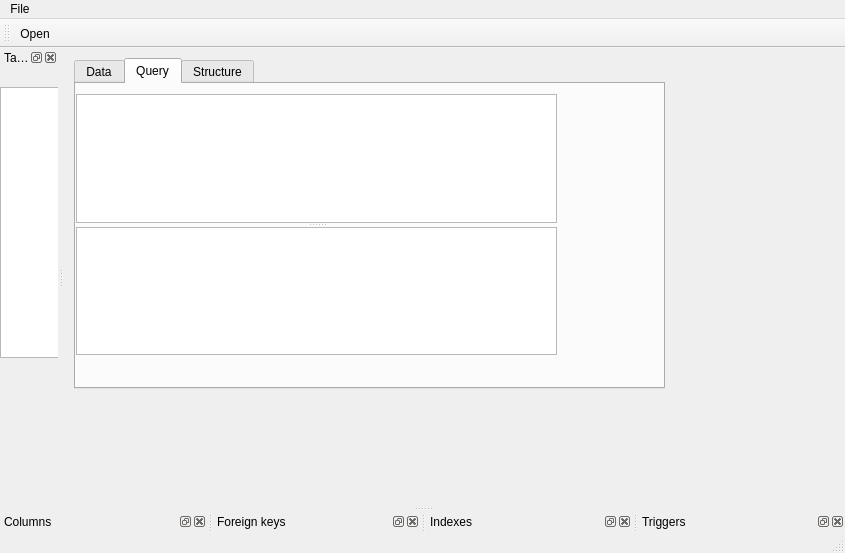
Old version of the form mainwindow.ui in the repository motoyang/SqliteViewer3.
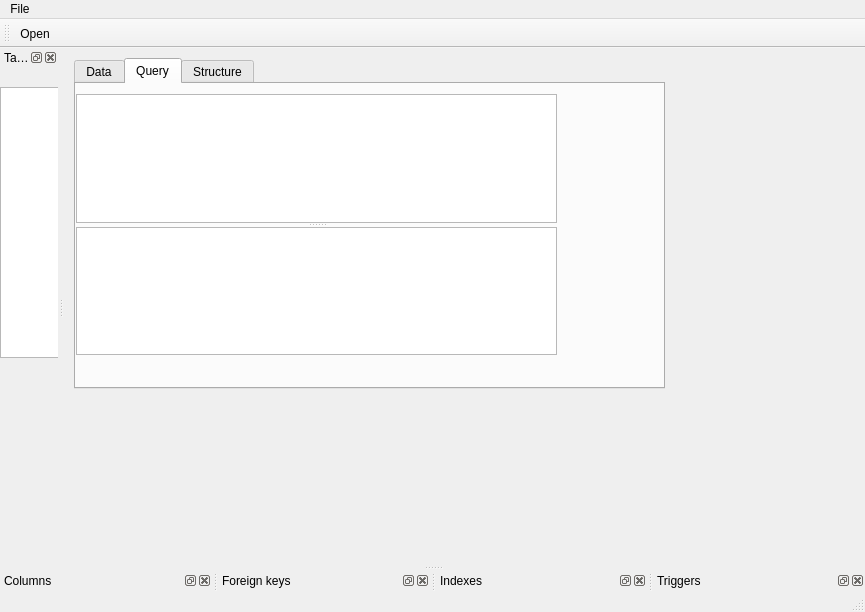
New version of the form. Icons and pictures are not drawn.

Patch:
```diff
--- a/mainwindow.ui
+++ b/mainwindow.ui
@@ -6,8 +6,8 @@
    <rect>
     <x>0</x>
     <y>0</y>
-    <width>845</width>
-    <height>553</height>
+    <width>865</width>
+    <height>612</height>
    </rect>
   </property>
   <property name="windowTitle">
@@ -98,7 +98,7 @@
     <rect>
      <x>0</x>
      <y>0</y>
-     <width>845</width>
+     <width>865</width>
      <height>22</height>
     </rect>
    </property>
```
Left out of the diff: 14 changed lines with no effect on the pictures.
